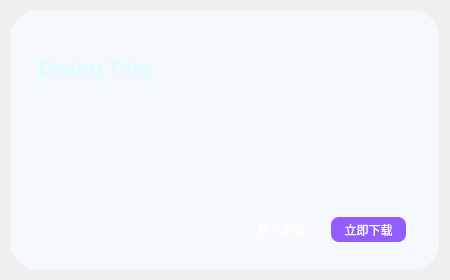
First picture: the form in UI_UpdateDialog.ui, repository YangShengzhou03/LeafAuto, before the edit.
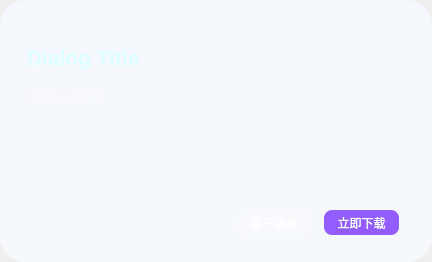
Second picture: the form after the edit.

Patch:
```diff
--- a/UI_UpdateDialog.ui
+++ b/UI_UpdateDialog.ui
@@ -6,14 +6,29 @@
    <rect>
     <x>0</x>
     <y>0</y>
-    <width>450</width>
-    <height>280</height>
+    <width>432</width>
+    <height>262</height>
    </rect>
   </property>
   <property name="windowTitle">
    <string>Dialog</string>
   </property>
   <layout class="QVBoxLayout" name="verticalLayout">
+   <property name="spacing">
+    <number>0</number>
+   </property>
+   <property name="leftMargin">
+    <number>0</number>
+   </property>
+   <property name="topMargin">
+    <number>0</number>
+   </property>
+   <property name="rightMargin">
+    <number>0</number>
+   </property>
+   <property name="bottomMargin">
+    <number>0</number>
+   </property>
    <item>
     <widget class="QFrame" name="frame">
      <property name="styleSheet">
@@ -65,8 +80,8 @@
          <widget class="QWidget" name="widget_3" native="true">
           <property name="minimumSize">
            <size>
-            <width>0</width>
-            <height>0</height>
+            <width>414</width>
+            <height>244</height>
            </size>
           </property>
           <property name="maximumSize">
```
Left out of the diff: 3 changed lines with no effect on the pictures.
